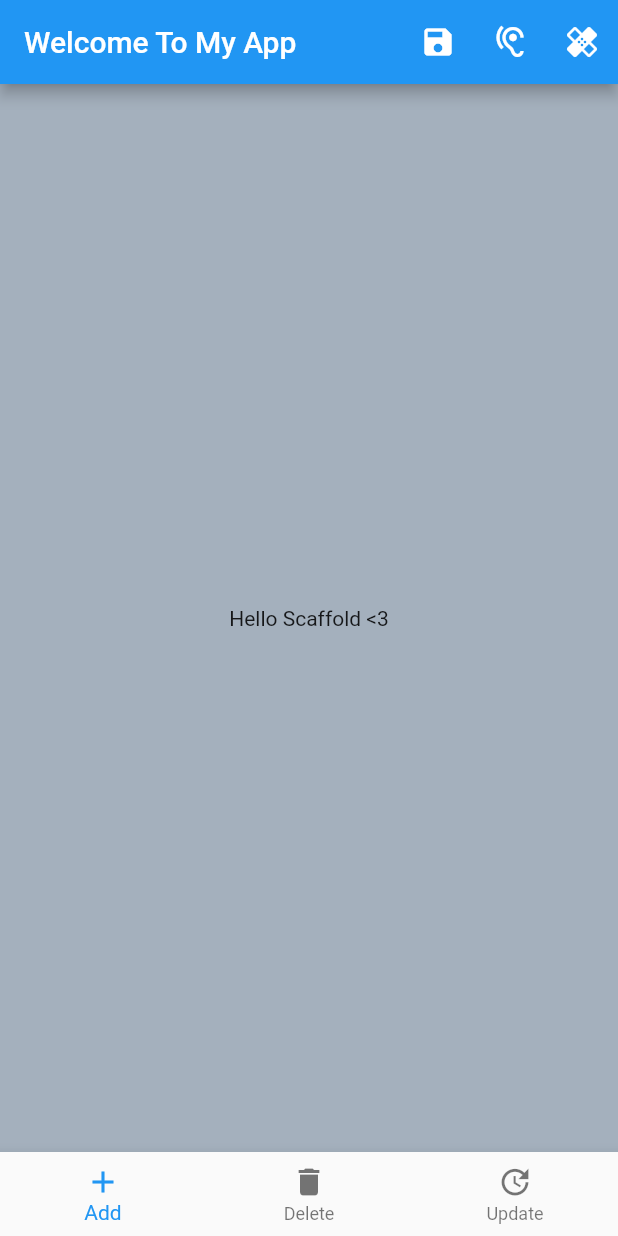
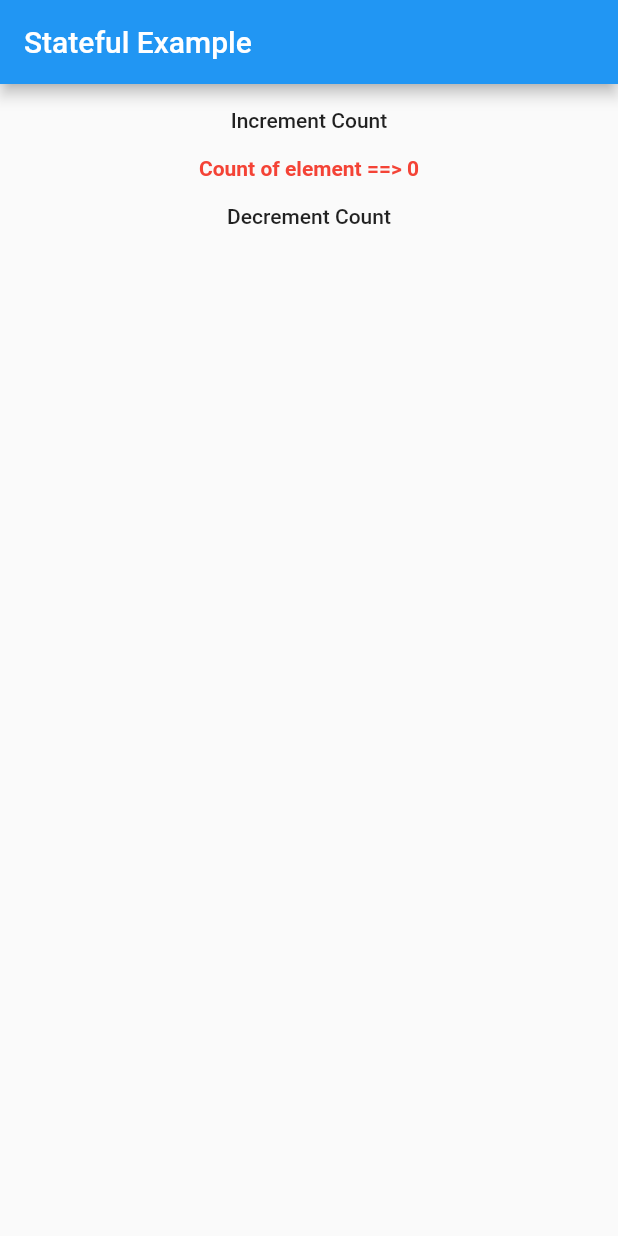
Before and after one commit to mfarkan/basics-of-Flutter, a Flutter app: the screen it shows after launch, on a phone screen of 412 x 824 dp. Run offline on Flutter 3.47's test engine with Material 2 defaults, Android fonts, the phone set to English and light mode, and no system bars.

Commit message:
stateless , stateful , drawer menu <3

```diff
--- /dev/null
+++ b/FlutterApp/myflutterapp/lib/homePage/statelessOrFull.dart
@@ -0,0 +1,70 @@
+// uygulama boyunca değişmeyecek widgetlar stateless olarak adlandırılıyor mesela text gibi
+//statefull ise duruma göre değişebilen widgetlar.
+import 'package:flutter/material.dart';
+
+class WithoutState extends StatelessWidget {
+  @override
+  Widget build(BuildContext context) {
+    return new MaterialApp(
+        theme: new ThemeData(
+          primaryColor: Colors.blue,
+        ),
+        home: new WithState());
+  }
+}
+
+class WithState extends StatefulWidget {
+  @override
+  State<StatefulWidget> createState() {
+    return new MySpecialState();
+  }
+}
+
+class MySpecialState extends State<WithState> {
+  num _count = 0;
+  void _incrementCount() {
+    setState(() {
+      _count++;
+    });
+  }
+
+  _decrementCount() {
+    setState(() {
+      _count--;
+    });
+  }
+
+  @override
+  Widget build(BuildContext context) {
+    // TODO: implement build
+    return new Scaffold(
+      appBar: new AppBar(
+        title: new Text('Stateful Example'),
+      ),
+      body: new Center(
+          child: new Column(
+        children: <Widget>[
+          new FlatButton(
+            child: new Text('Increment Count'),
+            onPressed: () {
+              _incrementCount();
+            },
+          ),
+          new Text(
+            'Count of element ==> $_count',
+            textDirection: TextDirection.ltr,
+            style: new TextStyle(
+                color: _count > 0 ? Colors.green : Colors.red,
+                fontWeight: FontWeight.bold),
+          ),
+          new FlatButton(
+            child: new Text('Decrement Count'),
+            onPressed: () {
+              _decrementCount();
+            },
+          )
+        ],
+      )),
+    );
+  }
+}
--- a/FlutterApp/myflutterapp/lib/main.dart
+++ b/FlutterApp/myflutterapp/lib/main.dart
@@ -4,10 +4,8 @@ import './homePage/firstPage.dart';
 import './homePage/hello.dart';
 import './homePage/columns.dart';
 import './homePage/scaffold.dart';
+import './homePage/statelessOrFull.dart';
 
 void main() {
-  runApp(new MaterialApp(
-    title: 'Scaffold Application',
-    home: new ScaffoldBasics(),
-  ));
+  runApp(new WithoutState());
 }
```
Also changed, not shown: FlutterApp/myflutterapp/lib/homePage/scaffold.dart (+58 -7 lines).
